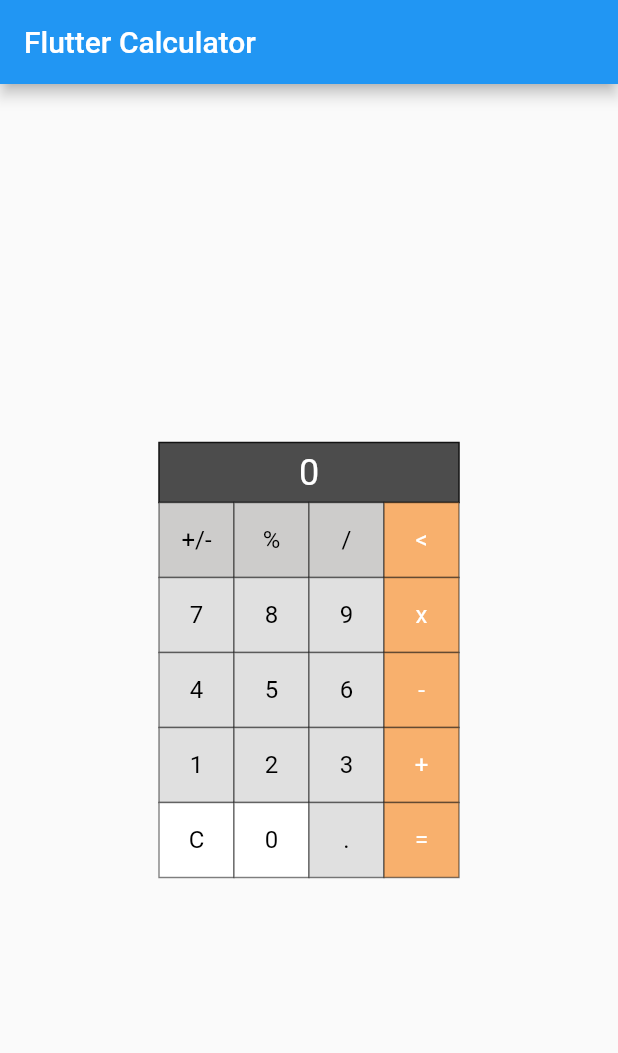
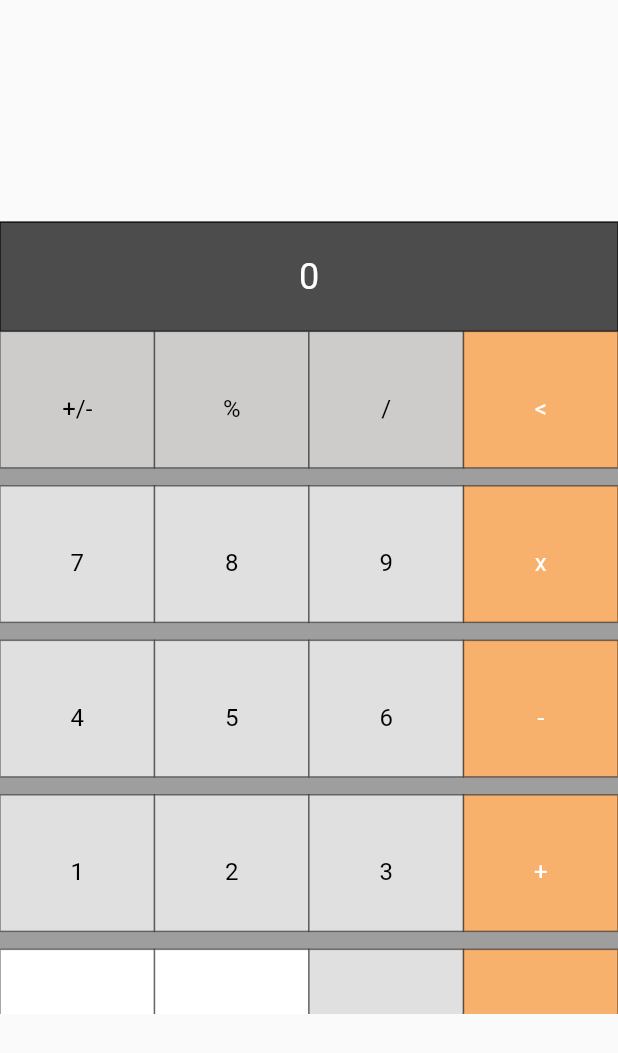
Before and after one commit to sh1l0n/flutter-calculator-apple-style, a Flutter app: the screen it shows after launch, on a phone screen of 412 x 824 dp. Shown: the top 1053 px of the screen. Run offline on Flutter 3.47's test engine with Material 2 defaults, Android fonts, the phone set to English and light mode, and no system bars.

Commit message:
hide mobile device status bar

```diff
--- a/lib/calculator/calculator.dart
+++ b/lib/calculator/calculator.dart
@@ -86,7 +86,7 @@ class _CalculatorState extends State<Calculator> {
       height: size.height,
       color: widget.style.backgroundColor,
       child: Column(
-        mainAxisAlignment: MainAxisAlignment.spaceBetween,
+        mainAxisAlignment: MainAxisAlignment.center,
         children: [
           StreamBuilder(
             initialData: "C",
@@ -94,7 +94,7 @@ class _CalculatorState extends State<Calculator> {
             builder: (BuildContext c, AsyncSnapshot<String> snapshot) {
               final values = widget.brain.compute(snapshot.data, widget.maxCharacters);
               final number = values[0];
-              final disabledSymbols = values [1];;
+              final disabledSymbols = values [1];
               if (_sinkDisabledSymbols != null) {
                 _sinkDisabledSymbols.add(disabledSymbols);
               }
--- a/lib/main.dart
+++ b/lib/main.dart
@@ -3,7 +3,9 @@
 // Copyright Author 2021 All rights reserved.
 //
 
+import 'package:flutter/foundation.dart';
 import 'package:flutter/material.dart';
+import 'package:flutter/services.dart';
 
 import 'calculator/brain.dart';
 import 'calculator/calculator.dart';
@@ -19,6 +21,9 @@ class MyApp extends StatelessWidget {
   // This widget is the root of your application.
   @override
   Widget build(BuildContext context) {
+
+    SystemChrome.setEnabledSystemUIOverlays([]);
+
     return MaterialApp(
       title: 'Flutter Calculator',
       home: MyHomePage(title: 'Flutter Calculator'),
@@ -104,14 +109,12 @@ class _MyHomePageState extends State<MyHomePage> {
     return buttonStyles;
   }
 
-  @override
-  Widget build(BuildContext context) {
-    final buttonSize = Size(50, 50);
+  CalculatorStyle generateCalculatorStyle(Size buttonSize, double displayHeight) {
     final displayStyle = DisplayStyle(
       color: Color(0xff4c4c4c),
       cornerRadius: 0,
       horizontalMargin: 4,
-      height: 40,
+      height: displayHeight,
       strokeColor: Color(0xff131313),
       strokeWidth: 1,
       textStyle: TextStyleConfig(
@@ -123,23 +126,43 @@ class _MyHomePageState extends State<MyHomePage> {
       )
     );
     final buttonStyles = _generateButtonStyles(buttonSize);
+    return CalculatorStyle(
+      backgroundColor: Colors.grey,
+      display: displayStyle,
+      buttons: buttonStyles,
+      buttonSize: buttonSize,
+    );
+  }
+
+  @override
+  Widget build(BuildContext context) {
+
+    final size = MediaQuery.of(context).size;
+    final brain = Brain();
+
+    Size buttonSize = Size.zero;
+    double displaySize = 0;
+    int maxCharacters = 0;
+    if (!kIsWeb) {
+      final width = (size.width~/brain.padSize[0]).toDouble();
+      final height = (size.height~/(brain.padSize[1]*1.8)).toDouble();
+      buttonSize = Size(width, height);
+      displaySize = height*0.8;
+      maxCharacters = 22;
+    } else {
+      buttonSize = Size(50, 50);
+      displaySize = buttonSize.height*0.8;
+      maxCharacters = 14;
+    }
 
     return Scaffold(
-      appBar: AppBar(
-        title: Text(widget.title),
-      ),
       body: Center(
-        child: Calculator(
-          brain: Brain(),
-          maxCharacters: 14,
-          style: CalculatorStyle(
-            backgroundColor: Colors.grey,
-            display: displayStyle,
-            buttons: buttonStyles,
-            buttonSize: buttonSize,
+          child: Calculator(
+            brain: brain,
+            maxCharacters: maxCharacters,
+            style: generateCalculatorStyle(buttonSize, displaySize)
           ),
-        ),
-      ),
+      )
     );
   }
 }
```
Also changed, not shown: 1 other file.
